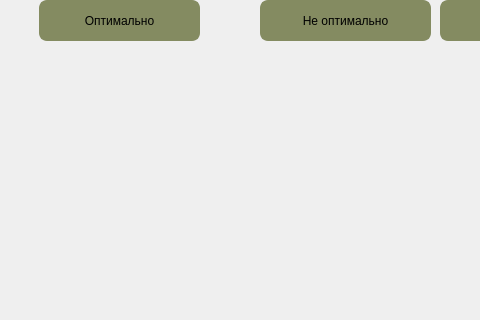
The window that table.ui (Haveryx/SimplexMethod) describes before a commit, drawn with Qt 5; both pictures show x 0 to 480 and y 0 to 320 of the 762 by 496 pixel window.
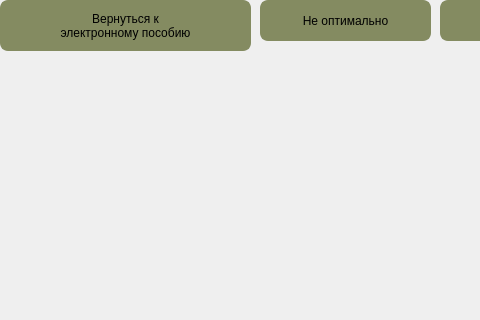
The same window after the commit.

Diff of the .ui file:
```diff
--- a/table.ui
+++ b/table.ui
@@ -84,6 +84,26 @@
     <string>Есть еще одно решение</string>
    </property>
   </widget>
+  <widget class="QPushButton" name="pushButton">
+   <property name="geometry">
+    <rect>
+     <x>0</x>
+     <y>0</y>
+     <width>251</width>
+     <height>51</height>
+    </rect>
+   </property>
+   <property name="text">
+    <string>Вернуться к  
+электронному пособию</string>
+   </property>
+   <property name="autoRepeat">
+    <bool>false</bool>
+   </property>
+   <property name="autoExclusive">
+    <bool>false</bool>
+   </property>
+  </widget>
  </widget>
  <resources/>
  <connections/>
```
Left out of the diff: 2 changed lines with no effect on the pictures.
